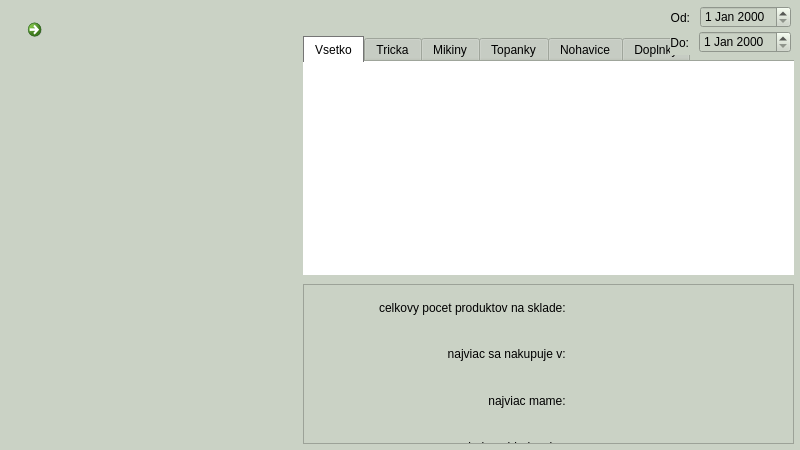
The window that source/code/main.ui (tomas-magat/camels-eshop-infosystem) describes before a commit, drawn with Qt 5.
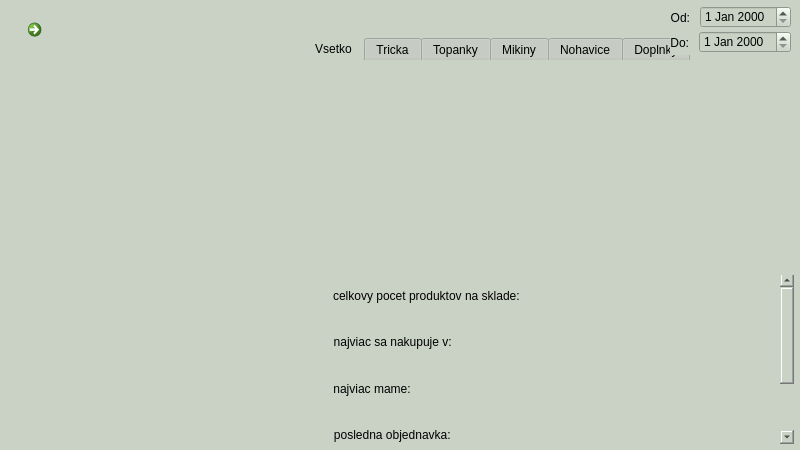
The same window after the commit. The open tabs and pages were chosen to show the change. Icons and pictures are not drawn.

What changed in the file:
```diff
--- a/source/code/main.ui
+++ b/source/code/main.ui
@@ -50,7 +50,7 @@
      </rect>
     </property>
     <property name="currentIndex">
-     <number>2</number>
+     <number>5</number>
     </property>
     <widget class="QWidget" name="portal">
      <widget class="QWidget" name="left" native="true">
@@ -1331,7 +1331,7 @@
            </rect>
           </property>
           <property name="currentIndex">
-           <number>5</number>
+           <number>0</number>
           </property>
           <widget class="QWidget" name="all_database">
            <attribute name="title">
@@ -3344,6 +3344,9 @@
         <height>451</height>
        </rect>
       </property>
+      <property name="styleSheet">
+       <string notr="true"/>
+      </property>
       <widget class="QFrame" name="topBarStatistika">
        <property name="geometry">
         <rect>
@@ -3567,11 +3570,20 @@
        <property name="geometry">
         <rect>
          <x>303</x>
-         <y>284</y>
+         <y>273</y>
          <width>491</width>
-         <height>160</height>
+         <height>171</height>
         </rect>
        </property>
+       <property name="sizePolicy">
+        <sizepolicy hsizetype="Expanding" vsizetype="Expanding">
+         <horstretch>0</horstretch>
+         <verstretch>0</verstretch>
+        </sizepolicy>
+       </property>
+       <property name="frameShape">
+        <enum>QFrame::NoFrame</enum>
+       </property>
        <property name="widgetResizable">
         <bool>true</bool>
        </property>
@@ -3580,10 +3592,22 @@
          <rect>
           <x>0</x>
           <y>0</y>
-          <width>489</width>
-          <height>158</height>
+          <width>474</width>
+          <height>250</height>
          </rect>
         </property>
+        <property name="sizePolicy">
+         <sizepolicy hsizetype="Preferred" vsizetype="Fixed">
+          <horstretch>0</horstretch>
+          <verstretch>0</verstretch>
+         </sizepolicy>
+        </property>
+        <property name="minimumSize">
+         <size>
+          <width>0</width>
+          <height>250</height>
+         </size>
+        </property>
         <widget class="QWidget" name="widget" native="true">
          <property name="geometry">
           <rect>
@@ -3614,6 +3638,12 @@
           </property>
           <item>
            <widget class="QWidget" name="widget" native="true">
+            <property name="sizePolicy">
+             <sizepolicy hsizetype="Preferred" vsizetype="Preferred">
+              <horstretch>0</horstretch>
+              <verstretch>0</verstretch>
+             </sizepolicy>
+            </property>
             <layout class="QHBoxLayout" name="horizontalLayout_8">
              <property name="spacing">
               <number>0</number>
@@ -3622,16 +3652,19 @@
               <number>30</number>
              </property>
              <property name="topMargin">
-              <number>5</number>
+              <number>0</number>
              </property>
              <property name="rightMargin">
-              <number>0</number>
+              <number>60</number>
              </property>
              <property name="bottomMargin">
-              <number>5</number>
+              <number>0</number>
              </property>
-             <item>
+             <item alignment="Qt::AlignLeft">
               <widget class="QLabel" name="label_9">
+               <property name="layoutDirection">
+                <enum>Qt::LeftToRight</enum>
+               </property>
                <property name="text">
                 <string>celkovy pocet produktov na sklade: </string>
                </property>
@@ -3647,6 +3680,9 @@
                  <pointsize>8</pointsize>
                 </font>
                </property>
+               <property name="frameShape">
+                <enum>QFrame::NoFrame</enum>
+               </property>
                <property name="text">
                 <string/>
                </property>
@@ -3657,6 +3693,12 @@
           </item>
           <item>
            <widget class="QWidget" name="widget_7" native="true">
+            <property name="sizePolicy">
+             <sizepolicy hsizetype="Preferred" vsizetype="Preferred">
+              <horstretch>0</horstretch>
+              <verstretch>0</verstretch>
+             </sizepolicy>
+            </property>
             <layout class="QHBoxLayout" name="horizontalLayout_9">
              <property name="spacing">
               <number>0</number>
@@ -3668,12 +3710,12 @@
               <number>5</number>
              </property>
              <property name="rightMargin">
-              <number>0</number>
+              <number>60</number>
              </property>
              <property name="bottomMargin">
               <number>5</number>
              </property>
-             <item>
+             <item alignment="Qt::AlignLeft">
               <widget class="QLabel" name="label_11">
                <property name="text">
                 <string>najviac sa nakupuje v: </string>
@@ -3700,6 +3742,12 @@
           </item>
           <item>
            <widget class="QWidget" name="widget_9" native="true">
+            <property name="sizePolicy">
+             <sizepolicy hsizetype="Preferred" vsizetype="Preferred">
+              <horstretch>0</horstretch>
+              <verstretch>0</verstretch>
+             </sizepolicy>
+            </property>
             <layout class="QHBoxLayout" name="horizontalLayout_11">
              <property name="spacing">
               <number>0</number>
@@ -3711,12 +3759,12 @@
               <number>5</number>
              </property>
              <property name="rightMargin">
-              <number>0</number>
+              <number>60</number>
              </property>
              <property name="bottomMargin">
               <number>5</number>
              </property>
-             <item>
+             <item alignment="Qt::AlignLeft">
               <widget class="QLabel" name="label_15">
                <property name="text">
                 <string>najviac mame: </string>
@@ -3743,6 +3791,12 @@
           </item>
           <item>
            <widget class="QWidget" name="widget_8" native="true">
+            <property name="sizePolicy">
+             <sizepolicy hsizetype="Preferred" vsizetype="Preferred">
+              <horstretch>0</horstretch>
+              <verstretch>0</verstretch>
+             </sizepolicy>
+            </property>
             <layout class="QHBoxLayout" name="horizontalLayout_10">
              <property name="spacing">
               <number>0</number>
@@ -3757,12 +3811,12 @@
               <number>5</number>
              </property>
              <property name="rightMargin">
-              <number>0</number>
+              <number>60</number>
              </property>
              <property name="bottomMargin">
               <number>5</number>
              </property>
-             <item>
+             <item alignment="Qt::AlignLeft">
               <widget class="QLabel" name="label_13">
                <property name="text">
                 <string>posledna objednavka: </string>
@@ -3789,6 +3843,12 @@
           </item>
           <item>
            <widget class="QWidget" name="widget_10" native="true">
+            <property name="sizePolicy">
+             <sizepolicy hsizetype="Preferred" vsizetype="Preferred">
+              <horstretch>0</horstretch>
+              <verstretch>0</verstretch>
+             </sizepolicy>
+            </property>
             <layout class="QHBoxLayout" name="horizontalLayout_13">
              <property name="spacing">
               <number>0</number>
@@ -3803,12 +3863,12 @@
               <number>5</number>
              </property>
              <property name="rightMargin">
-              <number>0</number>
+              <number>60</number>
              </property>
              <property name="bottomMargin">
               <number>5</number>
              </property>
-             <item>
+             <item alignment="Qt::AlignLeft">
               <widget class="QLabel" name="label_19">
                <property name="text">
                 <string>priemerna cena jedneho nakupu: </string>
@@ -3846,13 +3906,19 @@
          <height>239</height>
         </rect>
        </property>
+       <property name="autoFillBackground">
+        <bool>false</bool>
+       </property>
        <property name="styleSheet">
-        <string notr="true">QTabBar::tab::selected {
-    background: #FFFFFF;	
-	border-top:1px solid #757575;
-	border-left:1px solid #757575;
-	border-right:1px solid #757575;
-	padding: 0px  11px; 
+        <string notr="true">QTabWidget::pane { 
+	border: 0px solid #C2C7CB; 
+	top: -3px;
+	 background: #757575;
+}
+QTabBar::tab::selected {
+    background: transparent;	
+	border:none;
+	padding: 0px  12px;
 }
 </string>
        </property>
@@ -3872,7 +3938,7 @@
         </size>
        </property>
        <property name="documentMode">
-        <bool>true</bool>
+        <bool>false</bool>
        </property>
        <widget class="QWidget" name="tab">
         <attribute name="title">
@@ -3888,7 +3954,7 @@
           </rect>
          </property>
          <property name="styleSheet">
-          <string notr="true">background-color: rgb(255, 255, 255)</string>
+          <string notr="true"/>
          </property>
          <property name="frameShape">
           <enum>QFrame::NoFrame</enum>
@@ -3906,16 +3972,16 @@
          <string>Tricka</string>
         </attribute>
        </widget>
-       <widget class="QWidget" name="tab_5">
-        <attribute name="title">
-         <string>Mikiny</string>
-        </attribute>
-       </widget>
        <widget class="QWidget" name="tab_4">
         <attribute name="title">
          <string>Topanky</string>
         </attribute>
        </widget>
+       <widget class="QWidget" name="tab_5">
+        <attribute name="title">
+         <string>Mikiny</string>
+        </attribute>
+       </widget>
        <widget class="QWidget" name="tab_3">
         <attribute name="title">
          <string>Nohavice</string>
```
